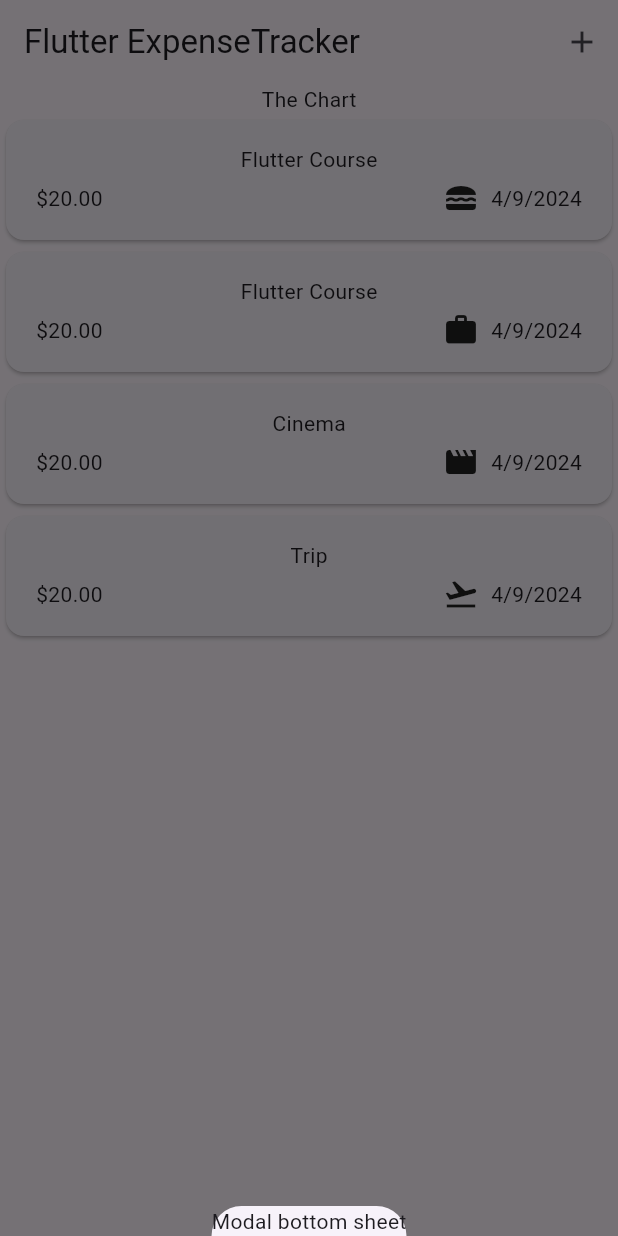
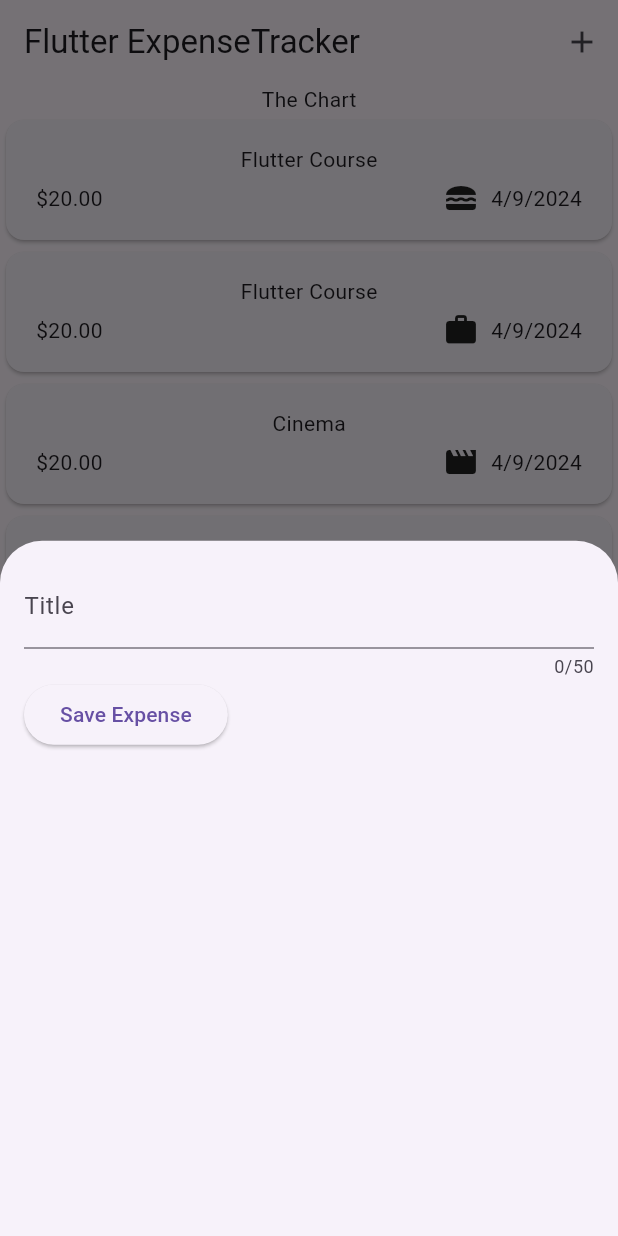
Before and after one commit to PratikPaulkar/expense_tracker, a Flutter app: the screen it shows after launch, after a tap on the "add" icon, on a phone screen of 412 x 824 dp. Run offline on Flutter 3.47's test engine with Material 3 defaults, Android fonts, the phone set to English and light mode, and no system bars.

Commit message:
Taking user Input on every keyDown and printing it on the submit.

```diff
--- a/lib/Widgets/expenses.dart
+++ b/lib/Widgets/expenses.dart
@@ -1,4 +1,5 @@
 import 'package:expense_tracker/Widgets/expenses_list/expenses_list.dart';
+import 'package:expense_tracker/Widgets/new_expense.dart';
 import 'package:expense_tracker/model/expense.dart';
 import 'package:flutter/material.dart';
 
@@ -38,7 +39,7 @@ class _ExpensesState extends State<Expenses> {
 
   _openAddExpenseOverlay() {
     showModalBottomSheet(context: context, builder: (ctx) {
-      return const Text("Modal bottom sheet");
+      return const NewExpense();
     });
   }
 
--- /dev/null
+++ b/lib/Widgets/new_expense.dart
@@ -0,0 +1,41 @@
+import 'package:flutter/material.dart';
+
+class NewExpense extends StatefulWidget {
+  const NewExpense({super.key});
+  @override
+  State<NewExpense> createState() => _NewExpense();
+}
+
+class _NewExpense extends State<NewExpense> {
+  var _enteredTitle = '';
+
+  void _saveInputTitle(String inputTitle) {
+    _enteredTitle = inputTitle;
+  }
+
+  @override
+  Widget build(BuildContext context) {
+    return Padding(
+      padding: const EdgeInsets.all(16),
+      child: Column(
+        children: [
+          TextField(
+            onChanged: _saveInputTitle,
+            maxLength: 50,
+            decoration: const InputDecoration(label: Text("Title")),
+          ),
+          Row(
+            children: [
+              ElevatedButton(
+                onPressed: () {
+                  print(_enteredTitle);
+                },
+                child: const Text("Save Expense"),
+              )
+            ],
+          )
+        ],
+      ),
+    );
+  }
+}
```
